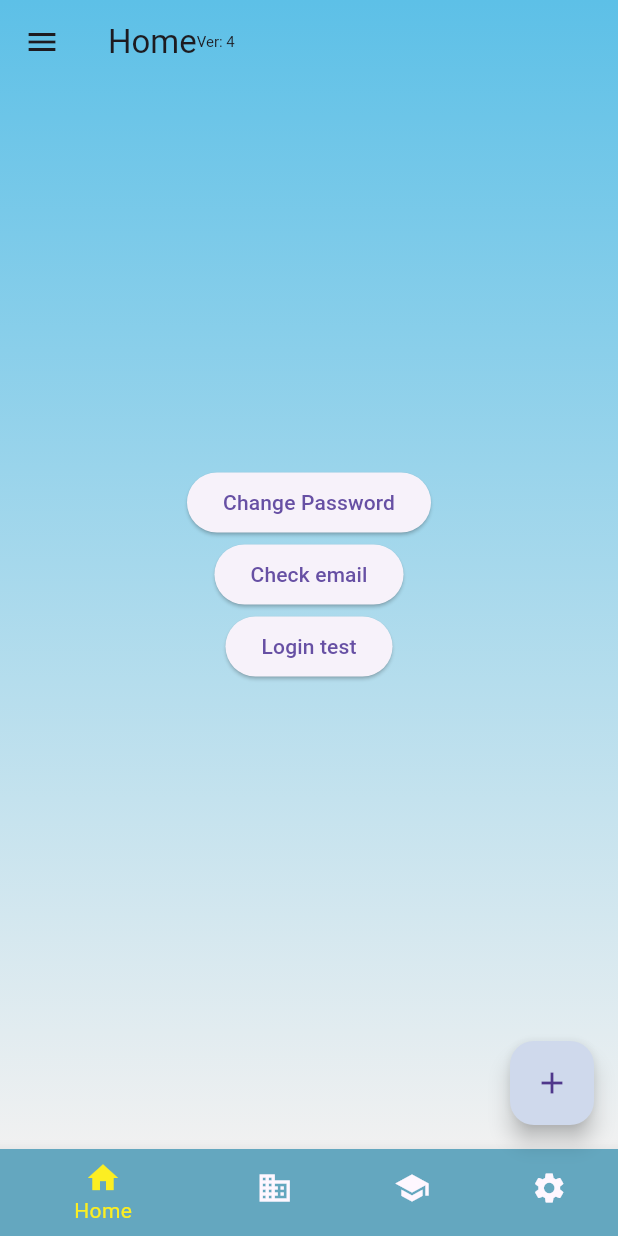
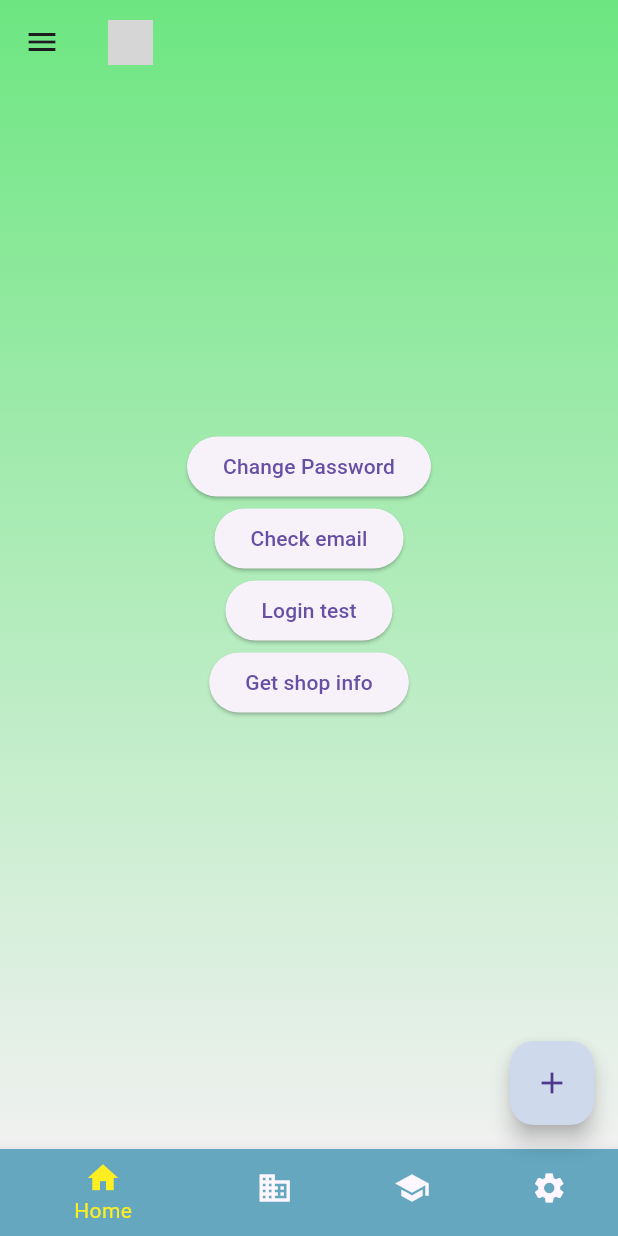
Before and after one commit to vip7009pro/debt_manager, a Flutter app: the HomePage screen opened directly, on a phone screen of 412 x 824 dp. Run offline on Flutter 3.47's test engine with Material 3 defaults, Android fonts, the phone set to English and light mode, and no system bars; our stand-ins replace awesome_dialog, cookie_jar, dio, dio_cookie_manager, firebase_auth, firebase_core and 4 more; accounts and stored records are empty; network calls fail; grey boxes are pictures that could not be loaded.

Commit message:
update shop info

```diff
--- a/lib/model/DataInterfaceClass.dart
+++ b/lib/model/DataInterfaceClass.dart
@@ -1,14 +1,14 @@
 class Shop {
   final num shopId;
   final String uid;
-  final String shopName;
-  final String shopDescr;
-  final String shopAdd;
+  late final String shopName;
+  late final String shopDescr;
+  late final String shopAdd;
   final DateTime insDate;
   final String insUid;
   final DateTime updDate;
   final String updUid;
-  final String shopAvatar;
+  late final String shopAvatar;
 
   Shop({
     required this.shopId,
--- a/lib/pages/add_shop_page.dart
+++ b/lib/pages/add_shop_page.dart
@@ -25,11 +25,6 @@ class _AddShopPageState extends State<AddShopPage> {
     });
     return check;
   }
-
-
-
-
-
   @override
   Widget build(BuildContext context) {
     return Scaffold(
--- a/lib/pages/home_page.dart
+++ b/lib/pages/home_page.dart
@@ -4,7 +4,9 @@ import 'package:debt_manager/controller/GetXController.dart';
 import 'package:debt_manager/controller/GlobalFunction.dart';
 import 'package:debt_manager/controller/LocalDataAccess.dart';
 import 'package:debt_manager/features/user_auth/presentation/pages/login_page.dart';
+import 'package:debt_manager/model/DataInterfaceClass.dart';
 import 'package:debt_manager/pages/drawer_header.dart';
+import 'package:debt_manager/pages/shop_info_screen.dart';
 import 'package:debt_manager/pages/shop_list_screen.dart';
 import 'package:firebase_auth/firebase_auth.dart';
 import 'package:flutter/material.dart';
@@ -21,6 +23,17 @@ class HomePage extends StatefulWidget {
 class _HomePageState extends State<HomePage> {
   int _selectedBottomIndex = 0;
   final GlobalController c = Get.put(GlobalController());
+  Shop shop = Shop(
+      shopId: 0,
+      uid: '',
+      shopName: '',
+      shopDescr: '',
+      shopAdd: '',
+      insDate: DateTime.now(),
+      insUid: '',
+      updDate: DateTime.now(),
+      updUid: '',
+      shopAvatar: '');
   void _onBottomItemTapped(int index) {
     setState(() {
       _selectedBottomIndex = index;
@@ -47,8 +60,24 @@ class _HomePageState extends State<HomePage> {
     });
     return check;
   }
+  Future<void> _getShopInfo() async {
+    List<dynamic> shopList = [];
+    await API_Request.api_query('getShopInfo', {
+      'SHOP_ID': c.shopID.value == ''
+          ? await LocalDataAccess.getVariable('shopid')
+          : c.shopID.value
+    }).then((value) {
+      shopList = value['data'] ?? [];
+      setState(() {
+        if (shopList.isNotEmpty) {
+          shop = Shop.fromJson(shopList[0]);
+        }
+      });
+    });
+  }
   @override
   void initState() {
+    _getShopInfo();
     super.initState();
   }
   @override
@@ -57,16 +86,41 @@ class _HomePageState extends State<HomePage> {
       drawerEnableOpenDragGesture: true,
       extendBodyBehindAppBar: true,
       appBar: AppBar(
-          title: Row(
-            children: [
-              const Text(
-                "Home",
-              ),
-              Text(
-                "Ver: $mobileVer",
-                style: const TextStyle(fontSize: 10),
-              )
-            ],
+          title: GestureDetector(
+            onTap: () {
+              Get.to(() => const ShopInfoScreen());
+            },
+            child: Row(
+              mainAxisAlignment: MainAxisAlignment.start,
+              crossAxisAlignment: CrossAxisAlignment.center,
+              children: [
+                ClipRRect(
+                  borderRadius: BorderRadius.circular(25),
+                  child: Image.network(
+                    "http://192.168.1.192/Picture_NS/NS_NHU1903.jpg",
+                    width: 30,
+                    height: 30,
+                    fit: BoxFit.cover,
+                  ),
+                ),
+                const SizedBox(width: 10),
+                Column(
+                  crossAxisAlignment: CrossAxisAlignment.start,
+                  children: [
+                    Text(
+                      shop.shopName,
+                      style: const TextStyle(
+                          fontSize: 16, fontWeight: FontWeight.bold),
+                    ),
+                    Text(
+                      shop.shopDescr,
+                      style: const TextStyle(
+                          fontSize: 12, fontWeight: FontWeight.normal),
+                    ),
+                  ],
+                ),
+              ],
+            ),
           ),
           backgroundColor: Colors.transparent,
           flexibleSpace: Container(
@@ -161,7 +215,7 @@ class _HomePageState extends State<HomePage> {
         decoration: const BoxDecoration(
             gradient: LinearGradient(
           colors: [
-            Color.fromARGB(255, 93, 192, 231),
+            Color.fromARGB(255, 109, 230, 129),
             Color.fromARGB(255, 241, 241, 241),
           ],
           begin: Alignment.topCenter,
@@ -209,6 +263,11 @@ class _HomePageState extends State<HomePage> {
                   } else {}
                 },
                 child: const Text("Login test")),
+            ElevatedButton(
+                onPressed: () async {
+                  await _getShopInfo();
+                },
+                child: const Text("Get shop info")),
           ],
         )),
         /* child: Obx(() =>  Container(
--- a/lib/pages/shop_list_screen.dart
+++ b/lib/pages/shop_list_screen.dart
@@ -1,4 +1,5 @@
 import 'package:debt_manager/controller/APIRequest.dart';
+import 'package:debt_manager/controller/GetXController.dart';
 import 'package:debt_manager/controller/LocalDataAccess.dart';
 import 'package:debt_manager/pages/add_shop_page.dart';
 import 'package:debt_manager/pages/home_page.dart';
@@ -17,6 +18,7 @@ class ShopListScreen extends StatefulWidget {
 }
 
 class _ShopListScreenState extends State<ShopListScreen> {
+  final GlobalController c = Get.put(GlobalController());
   Future<List<Shop>> _getShopList() async {
     List<dynamic> shopList = [];
     await API_Request.api_query('getShopList', {}).then((value) {
@@ -29,6 +31,7 @@ class _ShopListScreenState extends State<ShopListScreen> {
 
   @override
   void initState() {
+    _getShopList();
     super.initState();
   }
 
@@ -62,6 +65,7 @@ class _ShopListScreenState extends State<ShopListScreen> {
                   return ListTile(
                     onTap: () {
                       LocalDataAccess.saveVariable('shopid', snapshot.data![index].shopId.toString());
+                      c.shopID.value = snapshot.data![index].shopId.toString();
                       Get.off(() => const HomePage());
                     },
                     title: Text(snapshot.data![index].shopName),
```
Also changed, not shown: lib/controller/GlobalFunction.dart (+75 -30 lines), lib/features/user_auth/presentation/pages/login_page.dart (+41 -25 lines), lib/pages/shop_info_screen.dart (added, +149 -0 lines).
